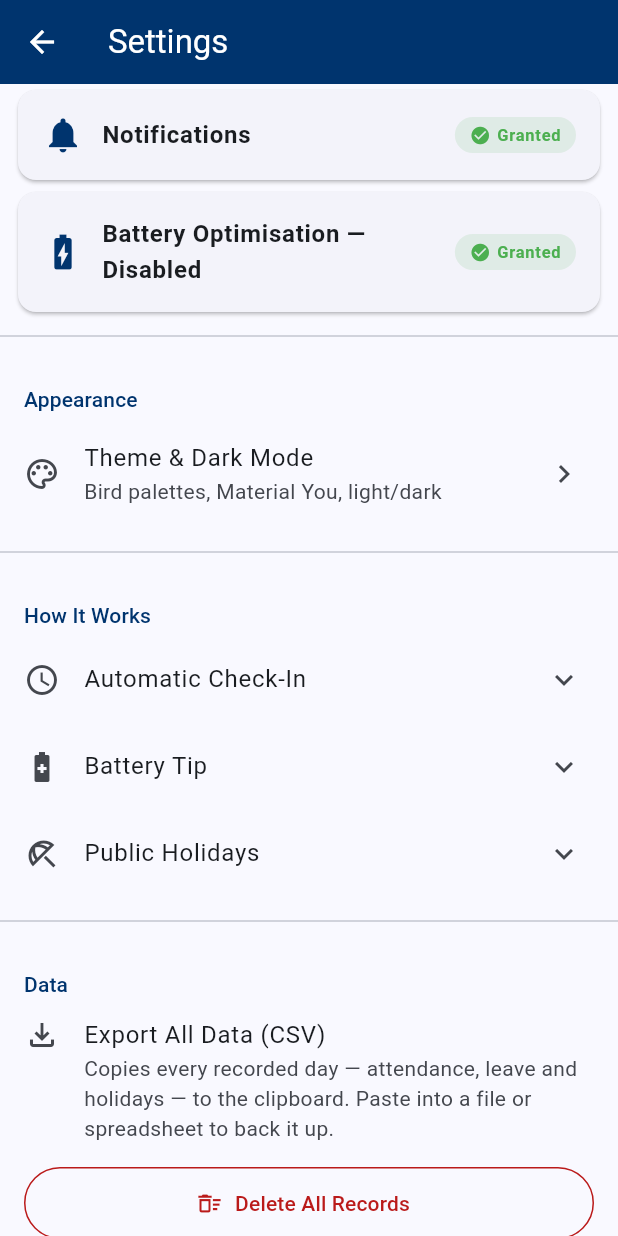
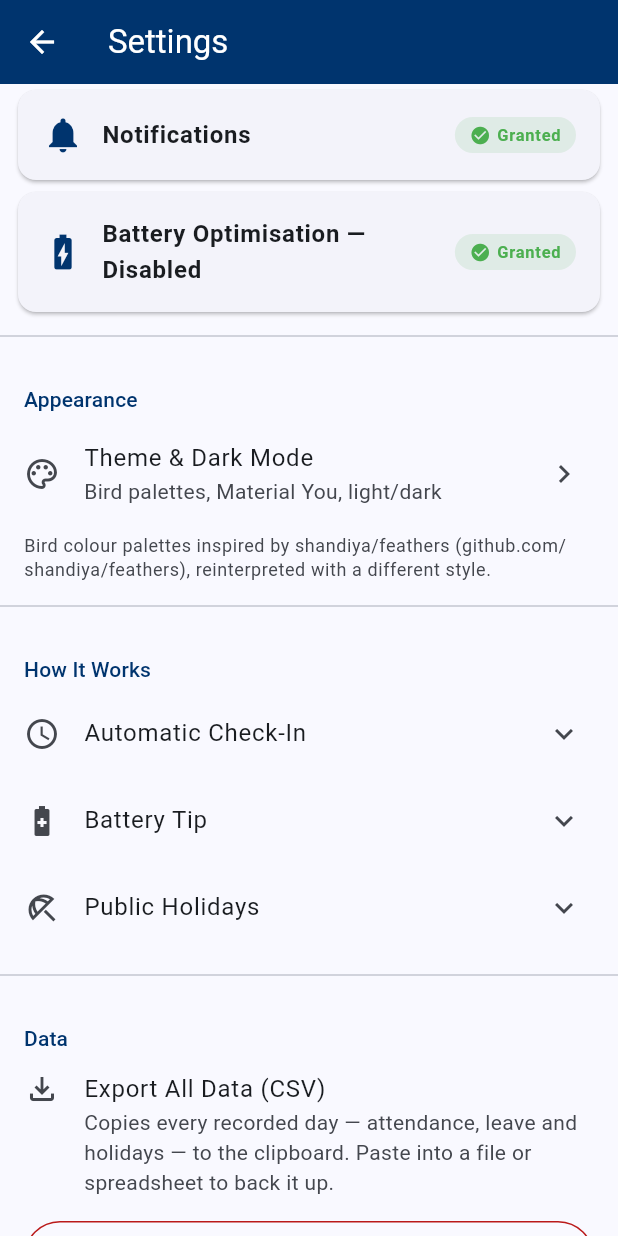
Before and after one commit to ryandam9/attendance-register, a Flutter app: the SettingsScreen screen opened directly, scrolled down 576 dp, on a phone screen of 412 x 824 dp. Run offline on Flutter 3.47's test engine with Material 3 defaults, Android fonts, the phone set to English and light mode, and no system bars; drawn by our look-alikes of dynamic_color; our stand-ins replace confetti, flutter_local_notifications, flutter_riverpod, geocoding, geolocator, native_geofence and 4 more; missing offline and left inert: a package; accounts and stored records are empty.

Commit message:
Credit the feathers palette inspiration in Settings
Add an attribution under Settings → Appearance noting the bird colour palettes
are inspired by shandiya/feathers (github.com/shandiya/feathers), reinterpreted
with a different style.

Co-Authored-By: Claude Opus 4.8 <noreply@anthropic.com>
Claude-Session: https://claude.ai/code/session_01GZJSTbcPj6LbY48osRL86X

```diff
--- a/lib/screens/settings_screen.dart
+++ b/lib/screens/settings_screen.dart
@@ -66,6 +66,16 @@ class SettingsScreen extends ConsumerWidget {
         subtitle: const Text('Bird palettes, Material You, light/dark'),
         trailing: const Icon(Icons.chevron_right),
         onTap: () => Navigator.push(context, appRoute(const ThemeScreen())),
+      ),
+      Padding(
+        padding: const EdgeInsets.fromLTRB(16, 4, 16, 0),
+        child: Text(
+          'Bird colour palettes inspired by shandiya/feathers '
+          '(github.com/shandiya/feathers), reinterpreted with a different style.',
+          style: Theme.of(context).textTheme.bodySmall?.copyWith(
+                color: Theme.of(context).colorScheme.onSurfaceVariant,
+              ),
+        ),
       ),
     ]);
     final howItWorks = block('How It Works', [
```
